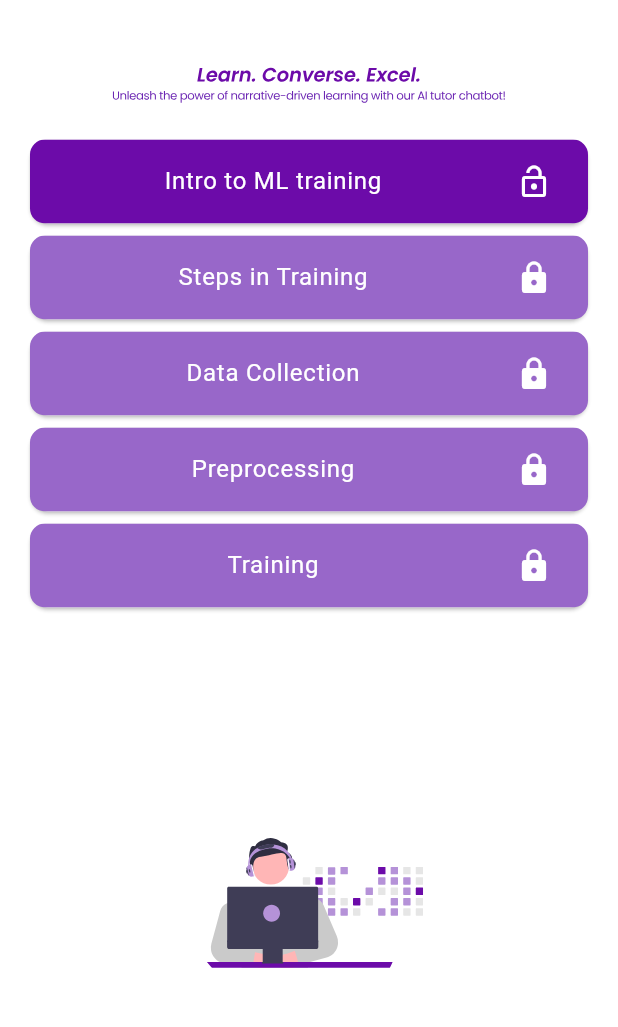
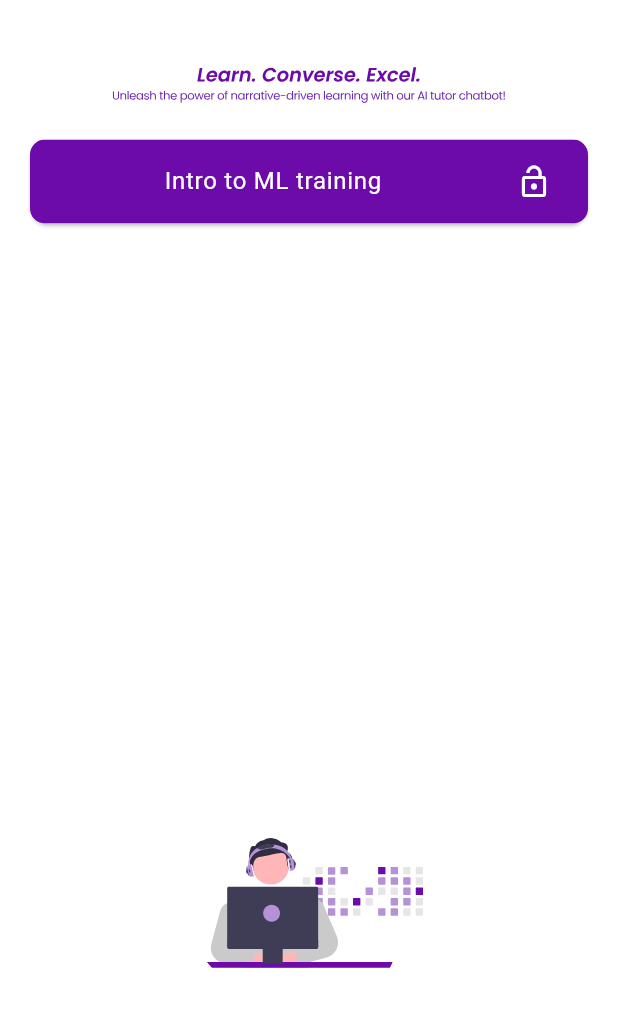
Before and after one commit to agakshay304/GPTutor, a Flutter app: the screen it shows after launch, on a phone screen of 412 x 824 dp, the part 72-1099 px from its top. Run offline on Flutter 3.47's test engine with Material 2 defaults, Android fonts, the phone set to English and light mode, and no system bars; our stand-ins replace flutter_riverpod, flutter_svg, flutter_tts, lottie; missing offline and left inert: flutter_animated_dialog.

Commit message:
Checking Branch

```diff
--- a/lib/topics.dart
+++ b/lib/topics.dart
@@ -11,24 +11,24 @@ final List<Topic> topics = [
     "What is the difference between supervised and unsupervised learning?",
     "What is the difference between classification and regression?",
   ]),
-  Topic("Steps in Training", [
-    "What is the difference between training and testing?",
-    "What is the difference between validation and cross-validation?",
-    "What is the difference between precision and recall?",
-  ]),
-  Topic("Data Collection", [
-    "What is the difference between data and information?",
-    "What is the difference between structured and unstructured data?",
-    "What is Data Mining?",
-  ]),
-  Topic("Preprocessing", [
-    "What is Preprocessing?",
-    "What is the difference between feature engineering and feature selection?",
-    "What is the difference between feature scaling and normalization?",
-  ]),
-  Topic("Training", [
-    "What is the difference between training and testing?",
-    "What is the difference between validation and cross-validation?",
-    "What is the difference between precision and recall?",
-  ]),
+  // Topic("Steps in Training", [
+  //   "What is the difference between training and testing?",
+  //   "What is the difference between validation and cross-validation?",
+  //   "What is the difference between precision and recall?",
+  // ]),
+  // Topic("Data Collection", [
+  //   "What is the difference between data and information?",
+  //   "What is the difference between structured and unstructured data?",
+  //   "What is Data Mining?",
+  // ]),
+  // Topic("Preprocessing", [
+  //   "What is Preprocessing?",
+  //   "What is the difference between feature engineering and feature selection?",
+  //   "What is the difference between feature scaling and normalization?",
+  // ]),
+  // Topic("Training", [
+  //   "What is the difference between training and testing?",
+  //   "What is the difference between validation and cross-validation?",
+  //   "What is the difference between precision and recall?",
+  // ]),
 ];
```
Also changed, not shown: lib/results_screen.dart (+27 -6 lines).
